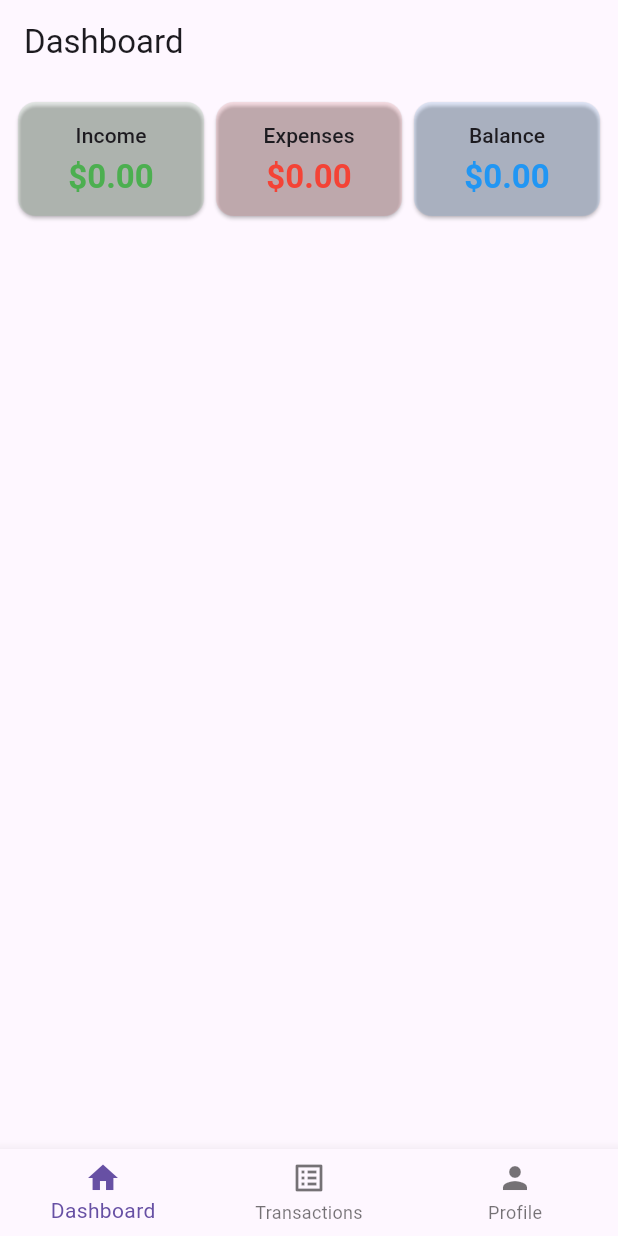
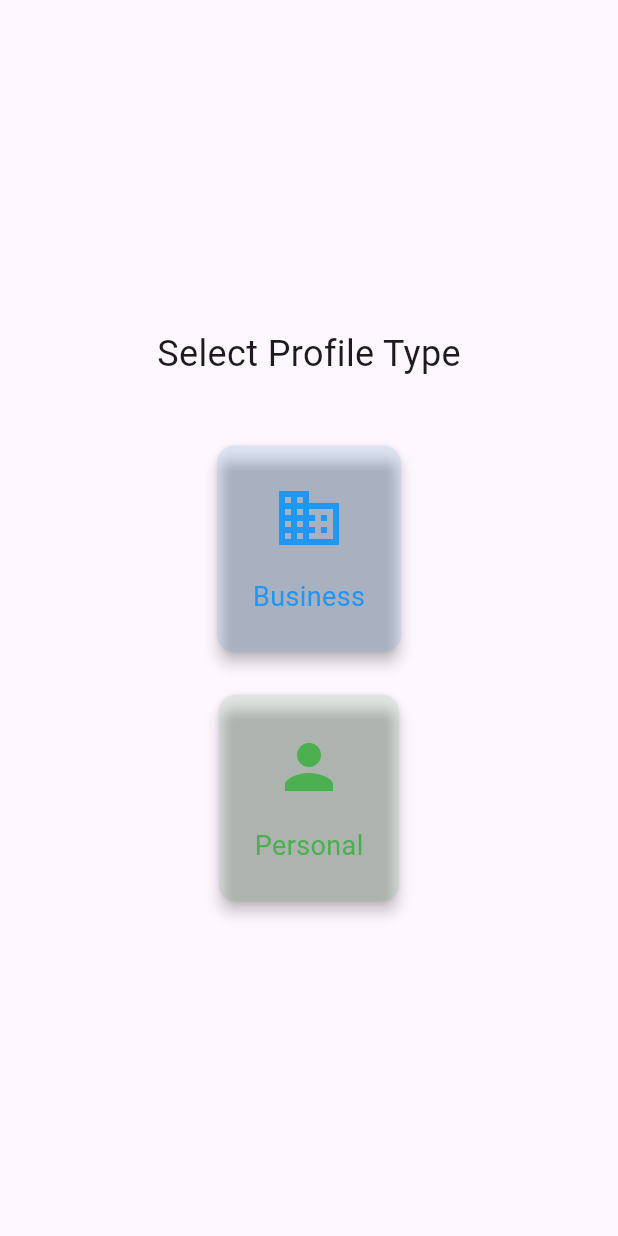
Before and after one commit to moffat-kagiri/fedha, a Flutter app: the screen it shows after launch, on a phone screen of 412 x 824 dp. Run offline on Flutter 3.47's test engine with Material 3 defaults, Android fonts, the phone set to English and light mode, and no system bars; our stand-ins replace hive, hive_flutter, syncfusion_flutter_charts; accounts and stored records are empty; generated files the repository leaves out were written again.

Commit message:
Implement authentication flow: add LoginScreen, ProfileCreationScreen, and ProfileTypeScreen; enhance ProfileScreen with security features and logout functionality; update AuthService for profile management and PIN verification; refactor main.dart for improved navigation and service integration.

```diff
--- a/app/lib/main.dart
+++ b/app/lib/main.dart
@@ -2,41 +2,56 @@
 import 'package:flutter/material.dart';
 import 'package:hive_flutter/hive_flutter.dart';
 import 'package:provider/provider.dart';
-import 'screens/main_navigation.dart'; // New file we'll create
 import 'models/profile.dart'; // Import file containing ProfileAdapter
 import 'models/transaction.dart'; // Import file containing TransactionAdapter
+import 'services/auth_service.dart'; // Import AuthService
+import 'screens/dashboard_screen.dart'; // Import DashboardScreen
+import 'screens/profile_screen.dart'; // Import ProfileScreen
+import 'screens/login_screen.dart'; // Import LoginScreen
+import 'screens/profile_type_screen.dart'; // Import ProfileTypeScreen
 
 void main() async {
   WidgetsFlutterBinding.ensureInitialized();
+  await Hive.initFlutter();
+  Hive.registerAdapter(ProfileAdapter());
 
-  await Hive.initFlutter();
-  if (!Hive.isAdapterRegistered(0)) Hive.registerAdapter(ProfileAdapter());
   if (!Hive.isAdapterRegistered(1)) Hive.registerAdapter(TransactionAdapter());
 
+  final profileBox = await Hive.openBox<Profile>('profiles');
   final transactionBox = await Hive.openBox<Transaction>('transactions');
-  final profileBox = await Hive.openBox<Profile>('profiles');
+  final authService = AuthService();
 
   runApp(
     MultiProvider(
       providers: [
+        Provider<Box<Profile>>.value(value: profileBox),
         Provider<Box<Transaction>>.value(value: transactionBox),
-        Provider<Box<Profile>>.value(value: profileBox),
+        ChangeNotifierProvider(create: (_) => authService),
       ],
-      child: const MyApp(),
+      child: MyApp(),
     ),
   );
 }
 
 class MyApp extends StatelessWidget {
-  const MyApp({super.key});
-
   @override
   Widget build(BuildContext context) {
+    final authService = Provider.of<AuthService>(context);
+
     return MaterialApp(
-      title: 'Budget Tracker',
-      theme: ThemeData(primarySwatch: Colors.blue, useMaterial3: true),
-      home: const MainNavigationWrapper(), // Updated home
-      debugShowCheckedModeBanner: false,
+      title: 'Fedha',
+      theme: ThemeData(primaryColor: const Color.fromARGB(255, 0, 122, 57)),
+      initialRoute: '/',
+      routes: {
+        '/':
+            (context) =>
+                authService.isLoggedIn
+                    ? const DashboardScreen()
+                    : const ProfileTypeScreen(),
+        '/login': (context) => const LoginScreen(),
+        '/dashboard': (context) => const DashboardScreen(),
+        '/profile': (context) => const ProfileScreen(),
+      },
     );
   }
 }
--- /dev/null
+++ b/app/lib/screens/profile_type_screen.dart
@@ -0,0 +1,77 @@
+// lib/screens/profile_type_screen.dart
+import 'package:flutter/material.dart';
+import 'login_screen.dart';
+
+class ProfileTypeScreen extends StatelessWidget {
+  const ProfileTypeScreen({super.key});
+
+  @override
+  Widget build(BuildContext context) {
+    return Scaffold(
+      body: Center(
+        child: Column(
+          mainAxisAlignment: MainAxisAlignment.center,
+          children: [
+            const Text('Select Profile Type', style: TextStyle(fontSize: 24)),
+            const SizedBox(height: 40),
+            _buildProfileTypeCard(
+              context,
+              'Business',
+              Icons.business,
+              Colors.blue,
+              () => _navigateToLogin(context, isBusiness: true),
+            ),
+            const SizedBox(height: 20),
+            _buildProfileTypeCard(
+              context,
+              'Personal',
+              Icons.person,
+              Colors.green,
+              () => _navigateToLogin(context, isBusiness: false),
+            ),
+          ],
+        ),
+      ),
+    );
+  }
+
+  Widget _buildProfileTypeCard(
+    BuildContext context,
+    String title,
+    IconData icon,
+    Color color,
+    VoidCallback onTap,
+  ) {
+    return Card(
+      elevation: 4,
+      color: color.withOpacity(0.1),
+      child: InkWell(
+        onTap: onTap,
+        borderRadius: BorderRadius.circular(12),
+        child: Padding(
+          padding: const EdgeInsets.all(24.0),
+          child: Column(
+            children: [
+              Icon(icon, size: 48, color: color),
+              const SizedBox(height: 16),
+              Text(title, style: TextStyle(fontSize: 18, color: color)),
+            ],
+          ),
+        ),
+      ),
+    );
+  }
+
+  void _navigateToLogin(BuildContext context, {required bool isBusiness}) {
+    Navigator.push(
+      context,
+      MaterialPageRoute(
+        builder:
+            (_) => LoginScreen(
+              profileType:
+                  isBusiness ? ProfileType.business : ProfileType.personal,
+            ),
+      ),
+    );
+  }
+}
```
Also changed, not shown: app/lib/screens/login_screen.dart (added, +154 -0 lines), app/lib/screens/pin_entry.dart (+17 -8 lines), app/lib/screens/profile_creation_screen.dart (added, +150 -0 lines), app/lib/screens/profile_screen.dart (+117 -13 lines), app/lib/services/api_client.dart (+26 -5 lines), app/lib/services/auth_service.dart (+41 -1 lines), app/pubspec.yaml (+9 -0 lines), app/assets/icons/dashboard.svg (added), app/assets/icons/profile.svg (added), app/assets/icons/transactions.svg (added), 3 other files.
